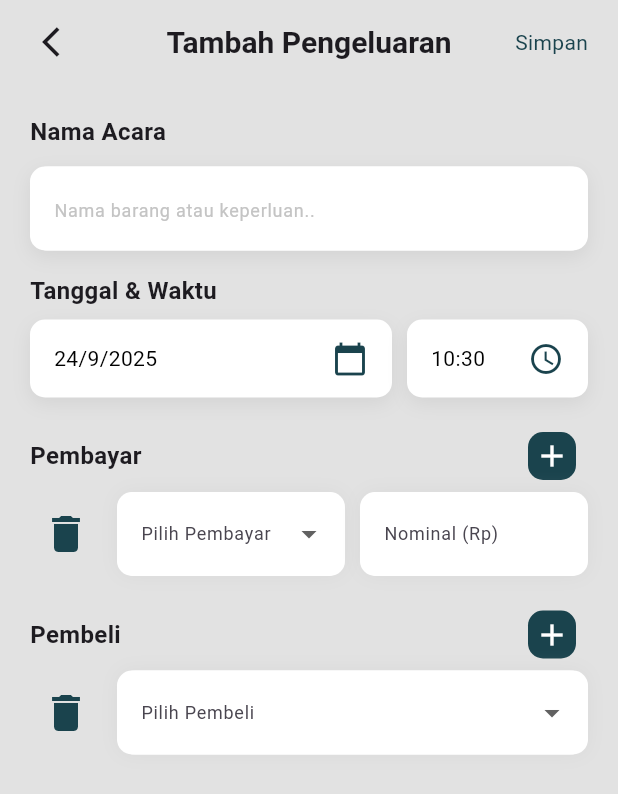
After one commit to Sythaz/SiapBayar-Frontend, a Flutter app: the TambahPengeluaranPage screen opened directly, on a phone screen of 412 x 824 dp. The commit adds this screen. Shown: the top 794 px of the screen. Run offline on Flutter 3.47's test engine with Material 3 defaults, Android fonts, the phone set to English and light mode, and no system bars.

Commit message:
feat: Add TambahPengeluaranPage with form, date time, payer and buyer

```diff
--- a/lib/pages/tambah_acara_page.dart
+++ b/lib/pages/tambah_acara_page.dart
@@ -157,11 +157,11 @@ class _TambahAcaraPageState extends State<TambahAcaraPage> {
                   Container(
                     decoration: BoxDecoration(
                       color: AppColors.white,
-                      borderRadius: new BorderRadius.circular(10.0),
+                      borderRadius: BorderRadius.circular(10.0),
                       boxShadow: [
                         BoxShadow(
                           offset: Offset(0, 4),
-                          color: AppColors.grey.withOpacity(0.5),
+                          color: AppColors.grey.withAlpha((0.5 * 255).toInt()),
                           blurRadius: 10.0,
                         ),
                       ],
--- /dev/null
+++ b/lib/pages/tambah_pengeluaran_page.dart
@@ -0,0 +1,547 @@
+import 'package:flutter/material.dart';
+import 'package:siapbayar/colors.dart';
+
+class TambahPengeluaranPage extends StatefulWidget {
+  const TambahPengeluaranPage({super.key});
+
+  @override
+  State<TambahPengeluaranPage> createState() => _TambahPengeluaranPageState();
+}
+
+class _TambahPengeluaranPageState extends State<TambahPengeluaranPage> {
+  // Untuk dropdown pembayar dari backend nanti
+  final List<String> _anggotaAcara = [
+    'Orang 1',
+    'Orang 2',
+    'Orang 3',
+    'Orang 4',
+  ];
+
+  // Untuk nama acara
+  final TextEditingController _namaAcaraController = TextEditingController();
+
+  // Untuk tanggal dan waktu
+  DateTime? _selectedDate;
+  TimeOfDay? _selectedTime;
+
+  // Untuk pembayar terpilih
+  List<String?> pembayarController = [null];
+  List<TextEditingController> nominalController = [TextEditingController()];
+
+  List<String?> pembeliController = [null];
+
+  Future<void> _selectDate(BuildContext context) async {
+    final DateTime? picked = await showDatePicker(
+      context: context,
+      initialDate: _selectedDate ?? DateTime.now(),
+      firstDate: DateTime(2020),
+      lastDate: DateTime(2030),
+      builder: (context, child) {
+        return Theme(
+          data: Theme.of(context).copyWith(
+            colorScheme: const ColorScheme.light(primary: AppColors.primary),
+          ),
+          child: child!,
+        );
+      },
+    );
+    if (picked != null && picked != _selectedDate) {
+      setState(() {
+        _selectedDate = picked;
+      });
+    }
+  }
+
+  Future<void> _selectTime(BuildContext context) async {
+    final TimeOfDay? picked = await showTimePicker(
+      context: context,
+      initialTime: _selectedTime ?? TimeOfDay.now(),
+      builder: (context, child) {
+        return MediaQuery(
+          data: MediaQuery.of(context).copyWith(alwaysUse24HourFormat: true),
+          child: Theme(
+            data: Theme.of(context).copyWith(
+              colorScheme: const ColorScheme.light(
+                primary: AppColors.primary,
+                onPrimary: Colors.white,
+                onSurface: Colors.black,
+              ),
+            ),
+            child: child!,
+          ),
+        );
+      },
+    );
+    if (picked != null && picked != _selectedTime) {
+      setState(() {
+        _selectedTime = picked;
+      });
+    }
+  }
+
+  @override
+  void initState() {
+    super.initState();
+    _selectedDate = DateTime.now();
+    _selectedTime = TimeOfDay.now();
+  }
+
+  @override
+  void dispose() {
+    _namaAcaraController.dispose();
+    for (var controller in nominalController) {
+      controller.dispose();
+    }
+    super.dispose();
+  }
+
+  @override
+  Widget build(BuildContext context) {
+    return Scaffold(
+      backgroundColor: AppColors.background,
+      appBar: AppBar(
+        backgroundColor: AppColors.background,
+        centerTitle: true,
+        leading: Padding(
+          padding: const EdgeInsets.only(left: 20),
+          child: IconButton(
+            onPressed: () {
+              Navigator.pop(context);
+            },
+            icon: const Icon(Icons.arrow_back_ios),
+          ),
+        ),
+        title: const Text(
+          'Tambah Pengeluaran',
+          style: TextStyle(fontSize: 20, fontWeight: FontWeight.bold),
+        ),
+        actions: [
+          Padding(
+            padding: const EdgeInsets.only(right: 20),
+            child: GestureDetector(
+              onTap: () {
+                // TODO: Implementasi save function
+              },
+              child: const Text(
+                'Simpan',
+                style: TextStyle(fontSize: 14, color: AppColors.primary),
+              ),
+            ),
+          ),
+        ],
+      ),
+      body: SingleChildScrollView(
+        child: Padding(
+          padding: const EdgeInsets.all(20),
+          child: Column(
+            crossAxisAlignment: CrossAxisAlignment.start,
+            children: [
+              const Text(
+                'Nama Acara',
+                style: TextStyle(fontSize: 16, fontWeight: FontWeight.bold),
+              ),
+
+              const SizedBox(height: 12),
+
+              Container(
+                decoration: BoxDecoration(
+                  color: AppColors.white,
+                  borderRadius: BorderRadius.circular(10.0),
+                  boxShadow: [
+                    BoxShadow(
+                      offset: const Offset(0, 4),
+                      color: AppColors.grey.withAlpha((0.5 * 255).toInt()),
+                      blurRadius: 10.0,
+                    ),
+                  ],
+                ),
+                child: TextField(
+                  controller: _namaAcaraController,
+                  decoration: InputDecoration(
+                    hintText: 'Nama barang atau keperluan..',
+                    hintStyle: const TextStyle(
+                      color: AppColors.grey,
+                      fontSize: 12,
+                    ),
+                    border: OutlineInputBorder(
+                      borderRadius: BorderRadius.circular(12),
+                      borderSide: BorderSide.none,
+                    ),
+                    filled: true,
+                    fillColor: AppColors.white,
+                    focusedBorder: OutlineInputBorder(
+                      borderRadius: BorderRadius.circular(12),
+                      borderSide: BorderSide.none,
+                    ),
+                    enabledBorder: OutlineInputBorder(
+                      borderRadius: BorderRadius.circular(12),
+                      borderSide: BorderSide.none,
+                    ),
+                  ),
+                ),
+              ),
+
+              const SizedBox(height: 15),
+
+              const Text(
+                'Tanggal & Waktu',
+                style: TextStyle(fontSize: 16, fontWeight: FontWeight.bold),
+              ),
+              const SizedBox(height: 8),
+              Row(
+                children: [
+                  Expanded(
+                    flex: 2,
+                    child: GestureDetector(
+                      onTap: () => _selectDate(context),
+                      child: Container(
+                        padding: const EdgeInsets.symmetric(
+                          horizontal: 16,
+                          vertical: 14,
+                        ),
+                        decoration: BoxDecoration(
+                          color: AppColors.white,
+                          borderRadius: BorderRadius.circular(10.0),
+                          boxShadow: [
+                            BoxShadow(
+                              offset: const Offset(0, 4),
+                              color: AppColors.grey.withAlpha(
+                                (0.5 * 255).toInt(),
+                              ),
+                              blurRadius: 10.0,
+                            ),
+                          ],
+                        ),
+                        child: Row(
+                          mainAxisAlignment: MainAxisAlignment.spaceBetween,
+                          children: [
+                            Text(
+                              _selectedDate == null
+                                  ? 'Pilih tanggal'
+                                  : '${_selectedDate!.day}/${_selectedDate!.month}/${_selectedDate!.year}',
+                              style: TextStyle(
+                                color: _selectedDate == null
+                                    ? AppColors.grey
+                                    : Colors.black,
+                              ),
+                            ),
+                            const Icon(
+                              Icons.calendar_today,
+                              color: AppColors.primary,
+                            ),
+                          ],
+                        ),
+                      ),
+                    ),
+                  ),
+
+                  const SizedBox(width: 10),
+
+                  Expanded(
+                    flex: 1,
+                    child: GestureDetector(
+                      onTap: () => _selectTime(context),
+                      child: Container(
+                        padding: const EdgeInsets.symmetric(
+                          horizontal: 16,
+                          vertical: 14,
+                        ),
+                        decoration: BoxDecoration(
+                          color: AppColors.white,
+                          borderRadius: BorderRadius.circular(10.0),
+                          boxShadow: [
+                            BoxShadow(
+                              offset: const Offset(0, 4),
+                              color: AppColors.grey.withAlpha(
+                                (0.5 * 255).toInt(),
+                              ),
+                              blurRadius: 10.0,
+                            ),
+                          ],
+                        ),
+                        child: Row(
+                          mainAxisAlignment: MainAxisAlignment.spaceBetween,
+                          children: [
+                            Text(
+                              _selectedTime == null
+                                  ? 'Pilih waktu'
+                                  : '${_selectedTime!.hour.toString().padLeft(2, '0')}:${_selectedTime!.minute.toString().padLeft(2, '0')}',
+                              style: TextStyle(
+                                color: _selectedTime == null
+                                    ? AppColors.grey
+                                    : Colors.black,
+                              ),
+                            ),
+                            const Icon(
+                              Icons.access_time,
+                              color: AppColors.primary,
+                            ),
+                          ],
+                        ),
+                      ),
+                    ),
+                  ),
+                ],
+              ),
+
+              const SizedBox(height: 15),
+              Column(
+                crossAxisAlignment: CrossAxisAlignment.start,
+                children: [
+                  // Bagian Pembayar
+                  Row(
+                    mainAxisAlignment: MainAxisAlignment.spaceBetween,
+                    children: [
+                      const Text(
+                        'Pembayar',
+                        style: TextStyle(
+                          fontSize: 16,
+                          fontWeight: FontWeight.bold,
+                        ),
+                      ),
+                      IconButton(
+                        onPressed: () {
+                          if (pembayarController.length <
+                              _anggotaAcara.length) {
+                            setState(() {
+                              pembayarController.add(null);
+                              nominalController.add(TextEditingController());
+                            });
+                          }
+                        },
+                        icon: Container(
+                          decoration: BoxDecoration(
+                            color: AppColors.primary,
+                            borderRadius: BorderRadius.circular(10.0),
+                          ),
+                          padding: const EdgeInsets.all(4),
+                          child: const Icon(Icons.add, color: AppColors.white),
+                        ),
+                      ),
+                    ],
+                  ),
+                  for (int i = 0; i < pembayarController.length; i++)
+                    Padding(
+                      padding: i < pembayarController.length - 1
+                          ? const EdgeInsets.only(bottom: 10)
+                          : EdgeInsets.zero,
+                      child: Row(
+                        children: [
+                          IconButton(
+                            icon: const Icon(
+                              Icons.delete,
+                              color: AppColors.primary,
+                              size: 32,
+                            ),
+                            onPressed: () {
+                              if (pembayarController.length > 1) {
+                                setState(() {
+                                  nominalController[i].dispose();
+                                  nominalController.removeAt(i);
+                                  pembayarController.removeAt(i);
+                                });
+                              }
+                            },
+                          ),
+                          const SizedBox(width: 10),
+                          Expanded(
+                            child: Container(
+                              decoration: BoxDecoration(
+                                color: AppColors.white,
+                                borderRadius: BorderRadius.circular(10.0),
+                                boxShadow: [
+                                  BoxShadow(
+                                    color: AppColors.grey.withAlpha(
+                                      (0.3 * 255).toInt(),
+                                    ),
+                                    blurRadius: 10.0,
+                                  ),
+                                ],
+                              ),
+                              child: DropdownButtonFormField<String>(
+                                initialValue: pembayarController[i],
+                                decoration: InputDecoration(
+                                  labelText: 'Pilih Pembayar',
+                                  labelStyle: const TextStyle(fontSize: 12),
+                                  border: OutlineInputBorder(
+                                    borderRadius: BorderRadius.circular(12),
+                                    borderSide: BorderSide.none,
+                                  ),
+                                  filled: true,
+                                  fillColor: AppColors.white,
+                                ),
+                                icon: const Icon(Icons.arrow_drop_down),
+                                onChanged: (String? value) {
+                                  setState(() {
+                                    pembayarController[i] = value;
+                                  });
+                                },
+                                items: _anggotaAcara
+                                    .where(
+                                      (option) =>
+                                          !pembayarController.contains(
+                                            option,
+                                          ) ||
+                                          pembayarController[i] == option,
+                                    )
+                                    .map(
+                                      (String option) =>
+                                          DropdownMenuItem<String>(
+                                            value: option,
+                                            child: Text(option),
+                                          ),
+                                    )
+                                    .toList(),
+                              ),
+                            ),
+                          ),
+                          const SizedBox(width: 10),
+                          Expanded(
+                            child: Container(
+                              decoration: BoxDecoration(
+                                color: AppColors.white,
+                                borderRadius: BorderRadius.circular(10.0),
+                                boxShadow: [
+                                  BoxShadow(
+                                    color: AppColors.grey.withAlpha(
+                                      (0.3 * 255).toInt(),
+                                    ),
+                                    blurRadius: 10.0,
+                                  ),
+                                ],
+                              ),
+                              child: TextField(
+                                keyboardType: TextInputType.number,
+                                controller: nominalController[i],
+                                decoration: InputDecoration(
+                                  labelStyle: const TextStyle(fontSize: 12),
+                                  labelText: "Nominal (Rp)",
+                                  border: OutlineInputBorder(
+                                    borderRadius: BorderRadius.circular(12),
+                                    borderSide: BorderSide.none,
+                                  ),
+                                  filled: true,
+                                  fillColor: AppColors.white,
+                                ),
+                              ),
+                            ),
+                          ),
+                        ],
+                      ),
+                    ),
+
+                  const SizedBox(height: 15),
+
+                  // Bagian Pembeli
+                  Row(
+                    mainAxisAlignment: MainAxisAlignment.spaceBetween,
+                    children: [
+                      const Text(
+                        'Pembeli',
+                        style: TextStyle(
+                          fontSize: 16,
+                          fontWeight: FontWeight.bold,
+                        ),
+                      ),
+                      IconButton(
+                        onPressed: () {
+                          if (pembeliController.length < _anggotaAcara.length) {
+                            setState(() {
+                              pembeliController.add(null);
+                            });
+                          }
+                        },
+                        icon: Container(
+                          decoration: BoxDecoration(
+                            color: AppColors.primary,
+                            borderRadius: BorderRadius.circular(10.0),
+                          ),
+                          padding: const EdgeInsets.all(4),
+                          child: const Icon(Icons.add, color: AppColors.white),
+                        ),
+                      ),
+                    ],
+                  ),
+                  for (int i = 0; i < pembeliController.length; i++)
+                    Padding(
+                      padding: i < pembeliController.length - 1
+                          ? const EdgeInsets.only(bottom: 10)
+                          : EdgeInsets.zero,
+                      child: Row(
+                        children: [
+                          IconButton(
+                            icon: const Icon(
+                              Icons.delete,
+                              color: AppColors.primary,
+                              size: 32,
+                            ),
+                            onPressed: () {
+                              if (pembeliController.length > 1) {
+                                setState(() {
+                                  pembeliController.removeAt(i);
+                                });
+                              }
+                            },
+                          ),
+                          const SizedBox(width: 10),
+                          Expanded(
+                            child: Container(
+                              decoration: BoxDecoration(
+                                color: AppColors.white,
+                                borderRadius: BorderRadius.circular(10.0),
+                                boxShadow: [
+                                  BoxShadow(
+                                    color: AppColors.grey.withAlpha(
+                                      (0.3 * 255).toInt(),
+                                    ),
+                                    blurRadius: 10.0,
+                                  ),
+                                ],
+                              ),
+                              child: DropdownButtonFormField<String>(
+                                initialValue: pembeliController[i],
+                                decoration: InputDecoration(
+                                  labelText: 'Pilih Pembeli',
+                                  labelStyle: const TextStyle(fontSize: 12),
+                                  border: OutlineInputBorder(
+                                    borderRadius: BorderRadius.circular(12),
+                                    borderSide: BorderSide.none,
+                                  ),
+                                  filled: true,
+                                  fillColor: AppColors.white,
+                                ),
+                                icon: const Icon(Icons.arrow_drop_down),
+                                onChanged: (String? value) {
+                                  setState(() {
+                                    pembeliController[i] = value;
+                                  });
+                                },
+                                items: _anggotaAcara
+                                    .where(
+                                      (option) =>
+                                          !pembeliController.contains(option) ||
+                                          pembeliController[i] == option,
+                                    )
+                                    .map(
+                                      (String option) =>
+                                          DropdownMenuItem<String>(
+                                            value: option,
+                                            child: Text(option),
+                                          ),
+                                    )
+                                    .toList(),
+                              ),
+                            ),
+                          ),
+                        ],
+                      ),
+                    ),
+                ],
+              ),
+            ],
+          ),
+        ),
+      ),
+    );
+  }
+}
```
